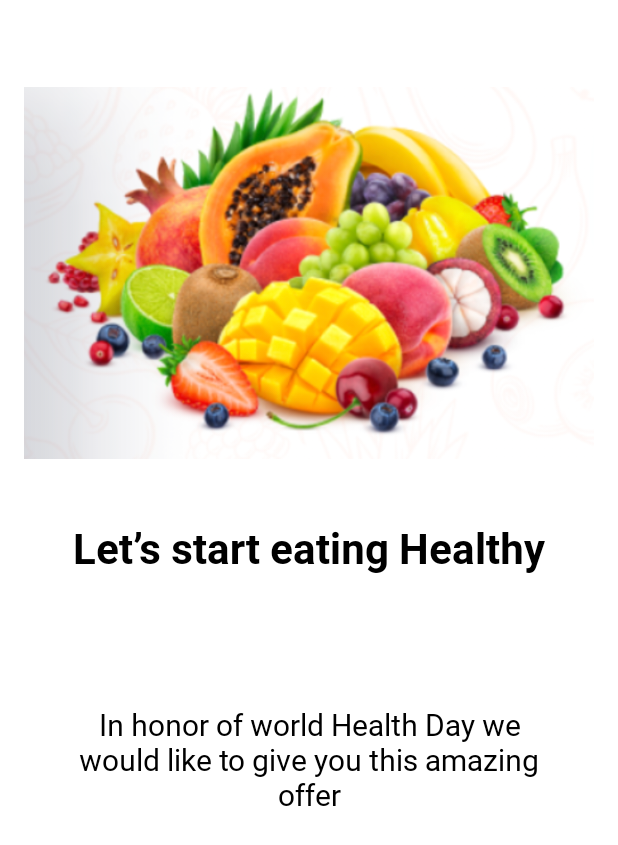
After one commit to C4sse/baobab, an Android app built with Jetpack Compose: the SplashScreenActivity screen opened directly, with no data from a screen before it, on a phone screen of 412 x 824 dp. The commit adds this screen. Shown: the top 845 px of the screen. Run offline under Robolectric (Android 15) with nearby library versions, the phone set to English and light mode, and no system bars; network calls fail.

Commit message:
working copy with api response, icon and splash screen

```diff
--- a/app/src/main/AndroidManifest.xml
+++ b/app/src/main/AndroidManifest.xml
@@ -8,12 +8,20 @@
         android:allowBackup="true"
         android:dataExtractionRules="@xml/data_extraction_rules"
         android:fullBackupContent="@xml/backup_rules"
-        android:icon="@mipmap/ic_launcher"
+        android:icon="@drawable/splash_logo"
         android:label="@string/app_name"
-        android:roundIcon="@mipmap/ic_launcher_round"
         android:supportsRtl="true"
         android:theme="@style/Theme.Baobab"
         tools:targetApi="31">
+        <activity
+            android:name=".ui.SplashScreenActivity"
+            android:theme="@style/Theme.AppCompat.Light.NoActionBar"
+            android:exported="true">
+            <intent-filter>
+                <action android:name="android.intent.action.MAIN" />
+                <category android:name="android.intent.category.LAUNCHER" />
+            </intent-filter>
+        </activity>
         <activity
             android:name=".MainActivity"
             android:exported="true"
--- /dev/null
+++ b/app/src/main/java/com/example/caloriesapp/ui/SplashScreenActivity.kt
@@ -0,0 +1,25 @@
+package com.example.caloriesapp.ui
+
+import android.content.Intent
+import android.os.Bundle
+import android.os.Handler
+import android.os.Looper
+import androidx.appcompat.app.AppCompatActivity
+import com.example.caloriesapp.MainActivity
+import com.example.caloriesapp.R
+
+class SplashScreenActivity : AppCompatActivity() {
+    override fun onCreate(savedInstanceState: Bundle?) {
+        super.onCreate(savedInstanceState)
+        setContentView(R.layout.activity_splash_screen)
+
+        // Simulate a loading time
+        val splashScreenDuration = 3000L // 3 seconds
+
+        // Use a handler to start the main activity after the splash screen duration
+        Handler(Looper.getMainLooper()).postDelayed({
+            startActivity(Intent(this, MainActivity::class.java))
+            finish()
+        }, splashScreenDuration)
+    }
+}
--- /dev/null
+++ b/app/src/main/res/font/roboto_bold.xml
@@ -0,0 +1,7 @@
+<?xml version="1.0" encoding="utf-8"?>
+<font-family xmlns:android="http://schemas.android.com/apk/res/android">
+    <font
+        android:fontStyle="normal"
+        android:fontWeight="700"
+        android:font="@font/roboto_bold_font" />
+</font-family>
--- /dev/null
+++ b/app/src/main/res/font/roboto_regular.xml
@@ -0,0 +1,7 @@
+<?xml version="1.0" encoding="utf-8"?>
+<font-family xmlns:android="http://schemas.android.com/apk/res/android">
+    <font
+        android:fontStyle="normal"
+        android:fontWeight="400"
+        android:font="@font/roboto_regular_font" />
+</font-family>
--- /dev/null
+++ b/app/src/main/res/layout/activity_splash_screen.xml
@@ -0,0 +1,40 @@
+<?xml version="1.0" encoding="utf-8"?>
+<RelativeLayout xmlns:android="http://schemas.android.com/apk/res/android"
+android:layout_width="match_parent"
+android:layout_height="match_parent"
+android:background="@color/white"
+android:padding="16dp">
+
+    <ImageView
+        android:id="@+id/fruit_image"
+        android:layout_width="395dp"
+        android:layout_height="268dp"
+        android:layout_marginTop="32dp"
+        android:src="@drawable/fruit_image" />
+
+    <TextView
+    android:id="@+id/primary_text"
+    android:layout_width="wrap_content"
+    android:layout_height="wrap_content"
+    android:text="Let’s start eating Healthy"
+    android:textSize="28sp"
+    android:textColor="@color/black"
+        android:fontFamily="@font/roboto_bold"
+    android:layout_below="@id/fruit_image"
+    android:layout_marginTop="30dp"
+    android:layout_centerHorizontal="true" />
+
+    <TextView
+        android:id="@+id/secondary_text"
+        android:layout_width="395dp"
+        android:layout_height="wrap_content"
+        android:layout_below="@id/primary_text"
+        android:layout_marginTop="85dp"
+        android:paddingLeft="26dp"
+        android:paddingRight="26dp"
+        android:fontFamily="@font/roboto_regular"
+        android:text="In honor of world Health Day we would like to give you this amazing offer"
+        android:textAlignment="center"
+        android:textColor="@color/black"
+        android:textSize="20sp" />
+</RelativeLayout>
--- a/app/src/main/res/values/colors.xml
+++ b/app/src/main/res/values/colors.xml
@@ -7,4 +7,6 @@
     <color name="teal_700">#FF018786</color>
     <color name="black">#FF000000</color>
     <color name="white">#FFFFFFFF</color>
+    <color name="background_color">#FF6F61</color>
+    <color name="text_color">#FFFFFF</color>
 </resources>
--- a/app/src/main/res/values/strings.xml
+++ b/app/src/main/res/values/strings.xml
@@ -1,3 +1,5 @@
 <resources>
-    <string name="app_name">baobab</string>
+<!--    <string name="app_name">baobab</string>-->
+    <string name="app_name">Calories App</string>
+    <string name="splash_image_desc">Splash Image</string>
 </resources>
```
Also changed, not shown: app/src/main/res/drawable/fruit_image.png (added), app/src/main/res/drawable/splash_logo.png (added), app/src/main/res/font/roboto_bold_font.ttf (added), app/src/main/res/font/roboto_regular_font.ttf (added).
